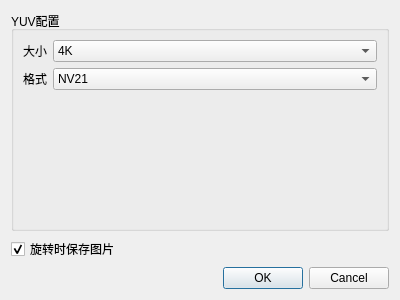
Old version of the form tools/yuv_viewer/ui/yuvconfig.ui in the repository xiaoqinxing/ImageTools.
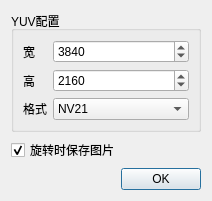
New version of the form.

Commit message: yuv查看工具 ADD 增加配置界面+旋转时保存画面

Patch:
```diff
--- a/tools/yuv_viewer/ui/yuvconfig.ui
+++ b/tools/yuv_viewer/ui/yuvconfig.ui
@@ -6,8 +6,8 @@
    <rect>
     <x>0</x>
     <y>0</y>
-    <width>400</width>
-    <height>300</height>
+    <width>212</width>
+    <height>175</height>
    </rect>
   </property>
   <property name="windowTitle">
@@ -25,38 +25,19 @@
         <item row="0" column="0">
          <widget class="QLabel" name="label_2">
           <property name="text">
-           <string>大小</string>
+           <string>宽</string>
           </property>
          </widget>
         </item>
-        <item row="0" column="1">
-         <widget class="QComboBox" name="comboBox">
-          <item>
-           <property name="text">
-            <string>4K</string>
-           </property>
-          </item>
-          <item>
-           <property name="text">
-            <string>1080P</string>
-           </property>
-          </item>
-          <item>
-           <property name="text">
-            <string>720P</string>
-           </property>
-          </item>
-         </widget>
-        </item>
-        <item row="1" column="0">
+        <item row="2" column="0">
          <widget class="QLabel" name="label_3">
           <property name="text">
            <string>格式</string>
           </property>
          </widget>
         </item>
-        <item row="1" column="1">
-         <widget class="QComboBox" name="comboBox_2">
+        <item row="2" column="1">
+         <widget class="QComboBox" name="yuvformat">
           <item>
            <property name="text">
             <string>NV21</string>
@@ -99,6 +80,39 @@
           </item>
          </widget>
         </item>
+        <item row="0" column="1">
+         <widget class="QSpinBox" name="width">
+          <property name="maximum">
+           <number>8192</number>
+          </property>
+          <property name="singleStep">
+           <number>10</number>
+          </property>
+          <property name="value">
+           <number>3840</number>
+          </property>
+         </widget>
+        </item>
+        <item row="1" column="0">
+         <widget class="QLabel" name="label">
+          <property name="text">
+           <string>高</string>
+          </property>
+         </widget>
+        </item>
+        <item row="1" column="1">
+         <widget class="QSpinBox" name="height">
+          <property name="maximum">
+           <number>8192</number>
+          </property>
+          <property name="singleStep">
+           <number>10</number>
+          </property>
+          <property name="value">
+           <number>2160</number>
+          </property>
+         </widget>
+        </item>
        </layout>
       </item>
      </layout>
@@ -120,7 +134,7 @@
       <enum>Qt::Horizontal</enum>
      </property>
      <property name="standardButtons">
-      <set>QDialogButtonBox::Cancel|QDialogButtonBox::Ok</set>
+      <set>QDialogButtonBox::Ok</set>
      </property>
     </widget>
    </item>
```
Left out of the diff: 2 changed lines with no effect on the pictures. The commit also changes 2 other files.
